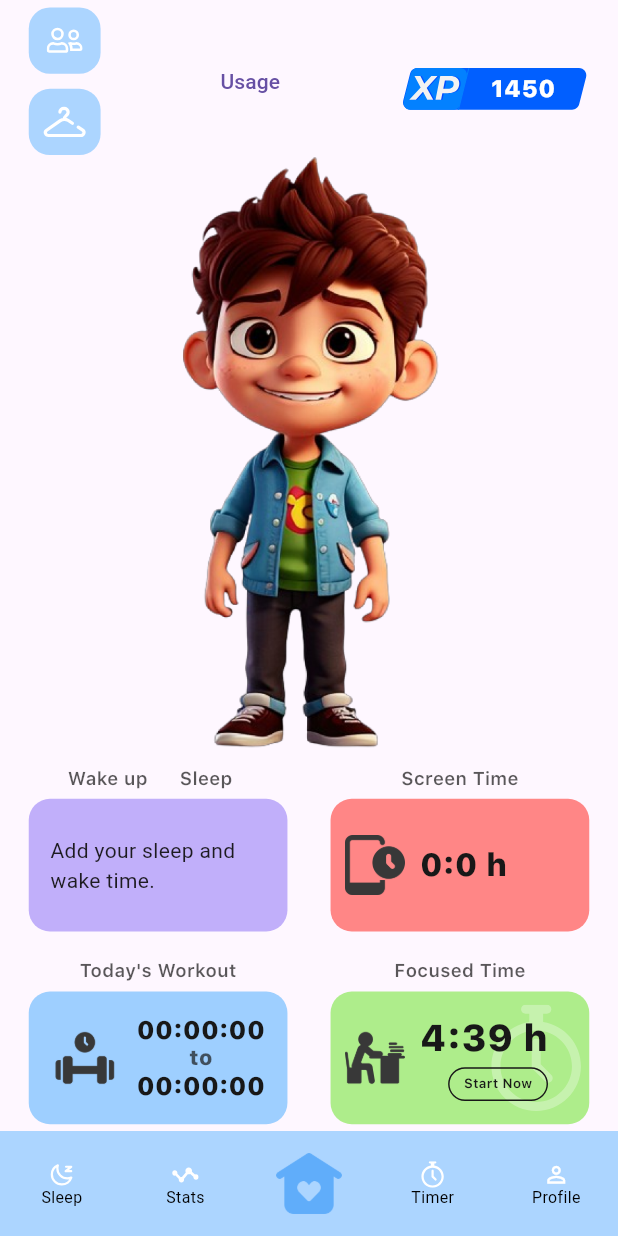
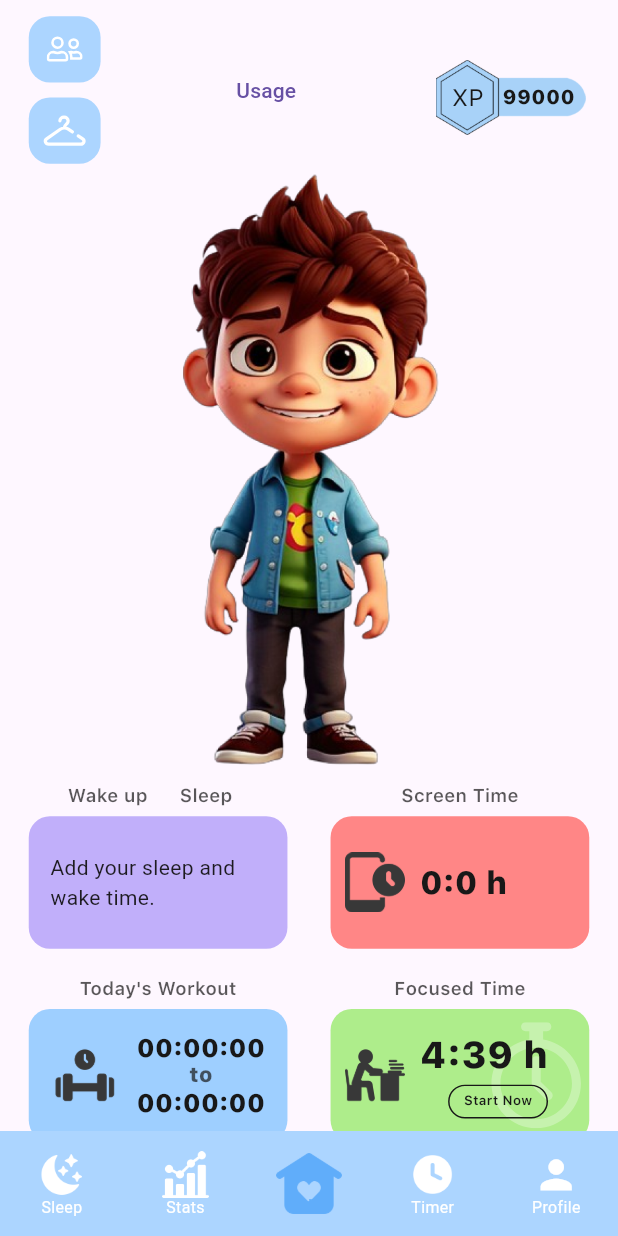
Before and after one commit to DGdon123/Habit-Tracker, a Flutter app: the screen it shows once a user with an empty profile is signed in, on a phone screen of 412 x 824 dp. Run offline on Flutter 3.47's test engine with Material 3 defaults, Android fonts, the phone set to English and light mode, and no system bars; our stand-ins replace audioplayers, calendar_date_picker2, cloud_firestore, easy_localization, firebase_auth, firebase_core and 17 more; missing offline and left inert: app_usage, background_fetch, carp_background_location, custom_date_range_picker, day_night_time_picker, flutter_facebook_auth and 1 more; accounts and stored records are empty; Roboto replaces fonts that are missing (SF Pro Text); project files that could hold a hidden picture were left out.

```diff
--- a/lib/pages/home_page.dart
+++ b/lib/pages/home_page.dart
@@ -49,17 +49,17 @@ class HomePageState extends State<HomePage> {
                 type: BottomNavigationBarType.fixed,
                 showSelectedLabels: true,
                 showUnselectedLabels: true,
-                selectedItemColor: AppColors.mainBlue,
+                selectedItemColor: AppColors.highLightColor,
                 selectedLabelStyle: TextStyle(
-                  color: AppColors.mainBlue,
+                  color: AppColors.mainColor,
                   fontSize: 12.sp,
                   fontFamily: 'SF Pro Text',
                   fontWeight: FontWeight.w400,
                   height: 0,
                 ),
-                unselectedItemColor: Colors.black,
+                unselectedItemColor: Colors.white,
                 unselectedLabelStyle: TextStyle(
-                  color: Colors.black,
+                  color: Colors.white,
                   fontSize: 12.sp,
                   fontFamily: 'SF Pro Text',
                   fontWeight: FontWeight.w400,
@@ -73,9 +73,9 @@ class HomePageState extends State<HomePage> {
                 },
                 items: [
                   BottomNavigationBarItem(
-                    icon: SvgPicture.asset(
-                      AppIcons.sleep,
-                      height: 20.h,
+                    icon: Image.asset(
+                      AppIcons.night,
+                      height: 35.h,
                       color: context.watch<IndexProvider>().selectedIndex == 0
                           ? AppColors.highLightColor
                           : Colors.white,
@@ -83,8 +83,8 @@ class HomePageState extends State<HomePage> {
                     label: 'Sleep',
                   ),
                   BottomNavigationBarItem(
-                    icon: SvgPicture.asset(AppIcons.stats,
-                        height: 20.h,
+                    icon: Image.asset(AppIcons.statistics,
+                        height: 35.h,
                         color: context.watch<IndexProvider>().selectedIndex == 1
                             ? AppColors.highLightColor
                             : Colors.white),
@@ -95,11 +95,11 @@ class HomePageState extends State<HomePage> {
                       Icons.home,
                       color: Colors.transparent,
                     ),
-                    label: '',
+                    label: 'Home',
                   ),
                   BottomNavigationBarItem(
-                    icon: SvgPicture.asset(AppIcons.timer,
-                        height: 20.h,
+                    icon: Image.asset(AppIcons.time,
+                        height: 35.h,
                         color: context.watch<IndexProvider>().selectedIndex == 3
                             ? AppColors.highLightColor
                             : Colors.white),
@@ -107,8 +107,8 @@ class HomePageState extends State<HomePage> {
                   ),
                   BottomNavigationBarItem(
                     icon: Icon(
-                      Icons.person_outline,
-                      size: 20.h,
+                      Icons.person,
+                      size: 35.h,
                       color: context.watch<IndexProvider>().selectedIndex == 4
                           ? AppColors.highLightColor
                           : Colors.white,
@@ -127,7 +127,7 @@ class HomePageState extends State<HomePage> {
                   width: 50,
                   color: context.watch<IndexProvider>().selectedIndex == 2
                       ? AppColors.highLightColor
-                      : AppColors.black.withOpacity(0.5),
+                      : AppColors.white,
                 )),
           ],
         ),
--- a/lib/pages/screens/focus.dart
+++ b/lib/pages/screens/focus.dart
@@ -739,12 +739,13 @@ class FocusPageState extends State<FocusPage> {
                       color: Colors.black, // Border color
                       width: 0.5, // Border width
                     ),
-                    color: Colors.white, // Button color
+                    color: Colors.transparent, // Button color
                     borderRadius: BorderRadius.circular(20.0), // Rounded border
                   ),
                   child: Text(
                     "Start ${selectionType == 0 ? 'Timer' : 'Stopwatch'}",
                     style: const TextStyle(
+                      fontStyle: FontStyle.italic,
                       color: AppColors.lightBlack,
                       fontSize: 20.0,
                     ),
--- a/lib/pages/screens/home.dart
+++ b/lib/pages/screens/home.dart
@@ -638,19 +638,37 @@ class _HomeState extends State<Home> {
             child: Stack(
               alignment: Alignment.center,
               children: [
-                SvgPicture.asset(
-                  AppIcons.mainxp,
-                  height: 34,
+                Container(
+                  height: 100,
+                  width: 100,
+                  child: Image.asset(AppIcons.xpbar),
                 ),
                 Padding(
-                  padding: const EdgeInsets.only(left: 38),
+                  padding: const EdgeInsets.only(left: 45),
+                  child: Container(
+                    padding: EdgeInsets.all(2),
+                    width: 60,
+                    child: Text(
+                      '99000',
+                      style: TextStyle(
+                        overflow: TextOverflow.ellipsis,
+                        fontFamily: 'SFProText',
+                        fontSize: 15.sp,
+                        fontWeight: FontWeight.w900,
+                        color: AppColors.black,
+                      ),
+                    ),
+                  ),
+                ),
+                Padding(
+                  padding: const EdgeInsets.only(right: 57),
                   child: Text(
-                    '1450',
+                    'XP',
                     style: TextStyle(
                       fontFamily: 'SFProText',
                       fontSize: 18.sp,
-                      fontWeight: FontWeight.w900,
-                      color: AppColors.white,
+                      fontWeight: FontWeight.normal,
+                      color: AppColors.black,
                     ),
                   ),
                 )
--- a/lib/utils/icons.dart
+++ b/lib/utils/icons.dart
@@ -17,7 +17,7 @@ class AppIcons {
   static const String friends = 'assets/icons/friends.svg';
   static const String stats = 'assets/icons/stats.svg';
   static const String sleep = 'assets/icons/sleep.svg';
-  static const String profile = 'assets/icons/profile.svg';
+  //static const String profile = 'assets/icons/profile.svg';
   static const String unfriend = 'assets/icons/unfriend.svg';
   static const String dropdown = 'assets/icons/dropdown.svg';
   static const String plus = 'assets/icons/plus.svg';
@@ -60,4 +60,9 @@ class AppIcons {
   static const String paino = 'assets/icons/keyboard.png';
   static const String jazz = 'assets/icons/jazz.png';
   static const String zen = 'assets/icons/therapy.png';
+  static const String xpbar = 'assets/icons/xpbar.png';
+  static const String night = 'assets/icons/night.png';
+  static const String profile = 'assets/icons/profile.png';
+  static const String time = 'assets/icons/time.png';
+  static const String statistics = 'assets/icons/statistics.png';
 }
--- a/lib/utils/images.dart
+++ b/lib/utils/images.dart
@@ -13,4 +13,5 @@ class AppImages {
   static const String add = 'assets/images/add.png';
   static const String googlefit = 'assets/images/googlefit.png';
   static const String female = 'assets/images/female.png';
+
 }
```
Also changed, not shown: lib/pages/profile_page/profile_page.dart (+56 -6 lines), assets/icons/night.png (added), assets/icons/profile.png (added), assets/icons/time.png (added), assets/icons/xpbar.png (added).
